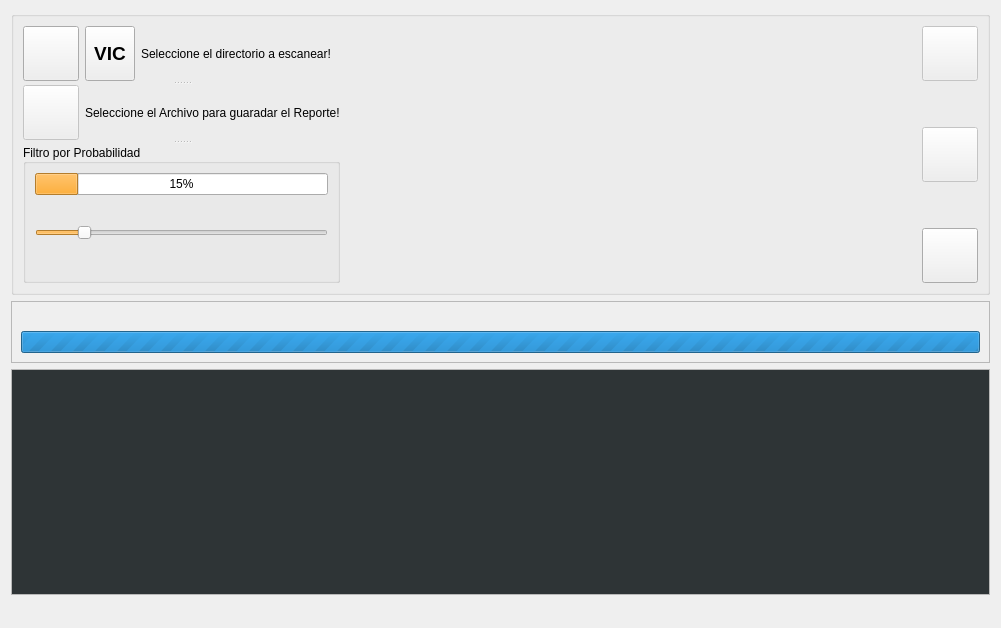
First picture: the form in src/ui/scann_ui/ui_nsfw_scann.ui, repository sclMAX/NsfwScannAndExplorer, before the edit.
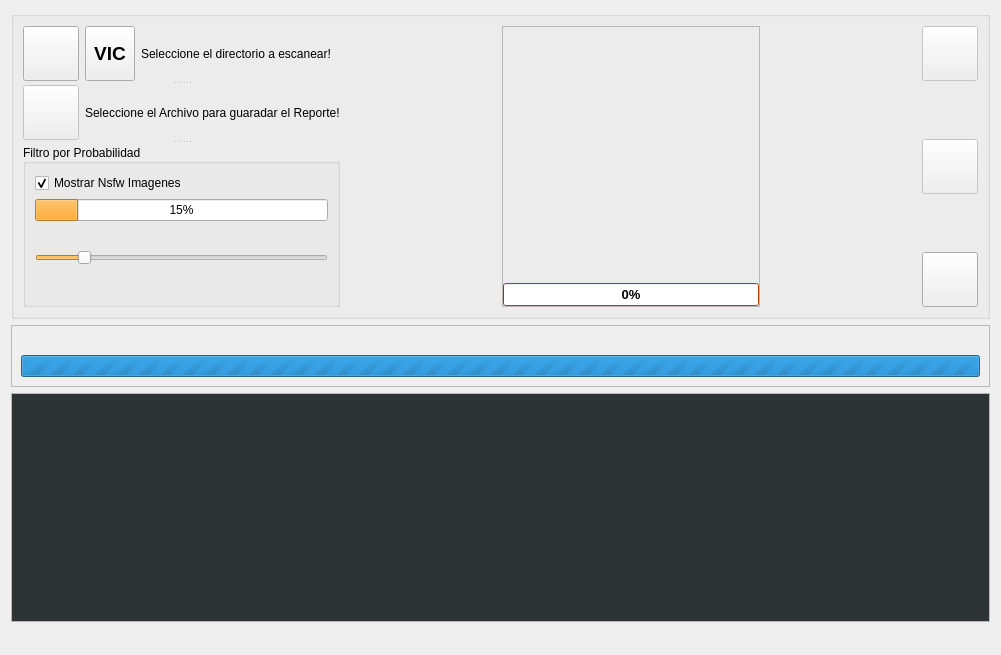
Second picture: the form after the edit. Icons and pictures are not drawn.

```diff
--- a/src/ui/scann_ui/ui_nsfw_scann.ui
+++ b/src/ui/scann_ui/ui_nsfw_scann.ui
@@ -10,7 +10,7 @@
     <x>0</x>
     <y>0</y>
     <width>1001</width>
-    <height>628</height>
+    <height>655</height>
    </rect>
   </property>
   <property name="sizePolicy">
@@ -263,6 +263,19 @@
           <property name="sizeConstraint">
            <enum>QLayout::SetDefaultConstraint</enum>
           </property>
+          <item>
+           <widget class="QCheckBox" name="chkShowImage">
+            <property name="toolTip">
+             <string>&lt;html&gt;&lt;head/&gt;&lt;body&gt;&lt;p&gt;Muestra una vista previa de las imagenes que esten por sobre la Probabilidad espesificada.&lt;/p&gt;&lt;/body&gt;&lt;/html&gt;</string>
+            </property>
+            <property name="text">
+             <string>Mostrar Nsfw Imagenes</string>
+            </property>
+            <property name="checked">
+             <bool>true</bool>
+            </property>
+           </widget>
+          </item>
           <item alignment="Qt::AlignTop">
            <widget class="QProgressBar" name="progressBarScore">
             <property name="palette">
@@ -375,16 +388,491 @@
        </spacer>
       </item>
       <item>
-       <widget class="QLabel" name="lblImage">
+       <widget class="QFrame" name="frameImage">
+        <property name="sizePolicy">
+         <sizepolicy hsizetype="Fixed" vsizetype="Expanding">
+          <horstretch>0</horstretch>
+          <verstretch>0</verstretch>
+         </sizepolicy>
+        </property>
         <property name="minimumSize">
          <size>
           <width>256</width>
           <height>256</height>
          </size>
         </property>
-        <property name="text">
-         <string/>
+        <property name="frameShape">
+         <enum>QFrame::StyledPanel</enum>
         </property>
+        <property name="frameShadow">
+         <enum>QFrame::Raised</enum>
+        </property>
+        <layout class="QVBoxLayout" name="verticalLayout_6">
+         <property name="spacing">
+          <number>0</number>
+         </property>
+         <property name="leftMargin">
+          <number>0</number>
+         </property>
+         <property name="topMargin">
+          <number>0</number>
+         </property>
+         <property name="rightMargin">
+          <number>0</number>
+         </property>
+         <property name="bottomMargin">
+          <number>0</number>
+         </property>
+         <item>
+          <layout class="QVBoxLayout" name="verticalLayout_5">
+           <item>
+            <widget class="QLabel" name="lblImage">
+             <property name="minimumSize">
+              <size>
+               <width>256</width>
+               <height>256</height>
+              </size>
+             </property>
+             <property name="text">
+              <string/>
+             </property>
+            </widget>
+           </item>
+           <item>
+            <widget class="QProgressBar" name="imageScore">
+             <property name="palette">
+              <palette>
+               <active>
+                <colorrole role="WindowText">
+                 <brush brushstyle="SolidPattern">
+                  <color alpha="255">
+                   <red>0</red>
+                   <green>0</green>
+                   <blue>0</blue>
+                  </color>
+                 </brush>
+                </colorrole>
+                <colorrole role="Button">
+                 <brush brushstyle="SolidPattern">
+                  <color alpha="255">
+                   <red>255</red>
+                   <green>85</green>
+                   <blue>0</blue>
+                  </color>
+                 </brush>
+                </colorrole>
+                <colorrole role="Light">
+                 <brush brushstyle="SolidPattern">
+                  <color alpha="255">
+                   <red>255</red>
+                   <green>170</green>
+                   <blue>127</blue>
+                  </color>
+                 </brush>
+                </colorrole>
+                <colorrole role="Midlight">
+                 <brush brushstyle="SolidPattern">
+                  <color alpha="255">
+                   <red>255</red>
+                   <green>127</green>
+                   <blue>63</blue>
+                  </color>
+                 </brush>
+                </colorrole>
+                <colorrole role="Dark">
+                 <brush brushstyle="SolidPattern">
+                  <color alpha="255">
+                   <red>127</red>
+                   <green>42</green>
+                   <blue>0</blue>
+                  </color>
+                 </brush>
+                </colorrole>
+                <colorrole role="Mid">
+                 <brush brushstyle="SolidPattern">
+                  <color alpha="255">
+                   <red>170</red>
+                   <green>56</green>
+                   <blue>0</blue>
+                  </color>
+                 </brush>
+                </colorrole>
+                <colorrole role="Text">
+                 <brush brushstyle="SolidPattern">
+                  <color alpha="255">
+                   <red>0</red>
+                   <green>0</green>
+                   <blue>0</blue>
+                  </color>
+                 </brush>
+                </colorrole>
+                <colorrole role="BrightText">
+                 <brush brushstyle="SolidPattern">
+                  <color alpha="255">
+                   <red>255</red>
+                   <green>255</green>
+                   <blue>255</blue>
+                  </color>
+                 </brush>
+                </colorrole>
+                <colorrole role="ButtonText">
+                 <brush brushstyle="SolidPattern">
+                  <color alpha="255">
+                   <red>0</red>
+                   <green>0</green>
+                   <blue>0</blue>
+                  </color>
+                 </brush>
+                </colorrole>
+                <colorrole role="Base">
+                 <brush brushstyle="SolidPattern">
+                  <color alpha="255">
+                   <red>255</red>
+                   <green>255</green>
+                   <blue>255</blue>
+                  </color>
+                 </brush>
+                </colorrole>
+                <colorrole role="Window">
+                 <brush brushstyle="SolidPattern">
+                  <color alpha="255">
+                   <red>255</red>
+                   <green>85</green>
+                   <blue>0</blue>
+                  </color>
+                 </brush>
+                </colorrole>
+                <colorrole role="Shadow">
+                 <brush brushstyle="SolidPattern">
+                  <color alpha="255">
+                   <red>0</red>
+                   <green>0</green>
+                   <blue>0</blue>
+                  </color>
+                 </brush>
+                </colorrole>
+                <colorrole role="AlternateBase">
+                 <brush brushstyle="SolidPattern">
+                  <color alpha="255">
+                   <red>255</red>
+                   <green>170</green>
+                   <blue>127</blue>
+                  </color>
+                 </brush>
+                </colorrole>
+                <colorrole role="ToolTipBase">
+                 <brush brushstyle="SolidPattern">
+                  <color alpha="255">
+                   <red>255</red>
+                   <green>255</green>
+                   <blue>220</blue>
+                  </color>
+                 </brush>
+                </colorrole>
+                <colorrole role="ToolTipText">
+                 <brush brushstyle="SolidPattern">
+                  <color alpha="255">
+                   <red>0</red>
+                   <green>0</green>
+                   <blue>0</blue>
+                  </color>
+                 </brush>
+                </colorrole>
+               </active>
+               <inactive>
+                <colorrole role="WindowText">
+                 <brush brushstyle="SolidPattern">
+                  <color alpha="255">
+                   <red>0</red>
+                   <green>0</green>
+                   <blue>0</blue>
+                  </color>
+                 </brush>
+                </colorrole>
+                <colorrole role="Button">
+                 <brush brushstyle="SolidPattern">
+                  <color alpha="255">
+                   <red>255</red>
+                   <green>85</green>
+                   <blue>0</blue>
+                  </color>
+                 </brush>
+                </colorrole>
+                <colorrole role="Light">
+                 <brush brushstyle="SolidPattern">
+                  <color alpha="255">
+                   <red>255</red>
+                   <green>170</green>
+                   <blue>127</blue>
+                  </color>
+                 </brush>
+                </colorrole>
+                <colorrole role="Midlight">
+                 <brush brushstyle="SolidPattern">
+                  <color alpha="255">
+                   <red>255</red>
+                   <green>127</green>
+                   <blue>63</blue>
+                  </color>
+                 </brush>
+                </colorrole>
+                <colorrole role="Dark">
+                 <brush brushstyle="SolidPattern">
+                  <color alpha="255">
+                   <red>127</red>
+                   <green>42</green>
+                   <blue>0</blue>
+                  </color>
+                 </brush>
+                </colorrole>
+                <colorrole role="Mid">
+                 <brush brushstyle="SolidPattern">
+                  <color alpha="255">
+                   <red>170</red>
+                   <green>56</green>
+                   <blue>0</blue>
+                  </color>
+                 </brush>
+                </colorrole>
+                <colorrole role="Text">
+                 <brush brushstyle="SolidPattern">
+                  <color alpha="255">
+                   <red>0</red>
+                   <green>0</green>
+                   <blue>0</blue>
+                  </color>
+                 </brush>
+                </colorrole>
+                <colorrole role="BrightText">
+                 <brush brushstyle="SolidPattern">
+                  <color alpha="255">
+                   <red>255</red>
+                   <green>255</green>
+                   <blue>255</blue>
+                  </color>
+                 </brush>
+                </colorrole>
+                <colorrole role="ButtonText">
+                 <brush brushstyle="SolidPattern">
+                  <color alpha="255">
+                   <red>0</red>
+                   <green>0</green>
+                   <blue>0</blue>
+                  </color>
+                 </brush>
+                </colorrole>
+                <colorrole role="Base">
+                 <brush brushstyle="SolidPattern">
+                  <color alpha="255">
+                   <red>255</red>
+                   <green>255</green>
+                   <blue>255</blue>
+                  </color>
+                 </brush>
+                </colorrole>
+                <colorrole role="Window">
+                 <brush brushstyle="SolidPattern">
+                  <color alpha="255">
+                   <red>255</red>
+                   <green>85</green>
+                   <blue>0</blue>
+                  </color>
+                 </brush>
+                </colorrole>
+                <colorrole role="Shadow">
+                 <brush brushstyle="SolidPattern">
+                  <color alpha="255">
+                   <red>0</red>
+                   <green>0</green>
+                   <blue>0</blue>
+                  </color>
+                 </brush>
+                </colorrole>
+                <colorrole role="AlternateBase">
+                 <brush brushstyle="SolidPattern">
+                  <color alpha="255">
+                   <red>255</red>
+                   <green>170</green>
+                   <blue>127</blue>
+                  </color>
+                 </brush>
+                </colorrole>
+                <colorrole role="ToolTipBase">
+                 <brush brushstyle="SolidPattern">
+                  <color alpha="255">
+                   <red>255</red>
+                   <green>255</green>
+                   <blue>220</blue>
+                  </color>
+                 </brush>
+                </colorrole>
+                <colorrole role="ToolTipText">
+                 <brush brushstyle="SolidPattern">
+                  <color alpha="255">
+                   <red>0</red>
+                   <green>0</green>
+                   <blue>0</blue>
+                  </color>
+                 </brush>
+                </colorrole>
+               </inactive>
+               <disabled>
+                <colorrole role="WindowText">
+                 <brush brushstyle="SolidPattern">
+                  <color alpha="255">
+                   <red>127</red>
+                   <green>42</green>
+                   <blue>0</blue>
+                  </color>
+                 </brush>
+                </colorrole>
+                <colorrole role="Button">
+                 <brush brushstyle="SolidPattern">
+                  <color alpha="255">
+                   <red>255</red>
+                   <green>85</green>
+                   <blue>0</blue>
+                  </color>
+                 </brush>
+                </colorrole>
+                <colorrole role="Light">
+                 <brush brushstyle="SolidPattern">
+                  <color alpha="255">
+                   <red>255</red>
+                   <green>170</green>
+                   <blue>127</blue>
+                  </color>
+                 </brush>
+                </colorrole>
+                <colorrole role="Midlight">
+                 <brush brushstyle="SolidPattern">
+                  <color alpha="255">
+                   <red>255</red>
+                   <green>127</green>
+                   <blue>63</blue>
+                  </color>
+                 </brush>
+                </colorrole>
+                <colorrole role="Dark">
+                 <brush brushstyle="SolidPattern">
+                  <color alpha="255">
+                   <red>127</red>
+                   <green>42</green>
+                   <blue>0</blue>
+                  </color>
+                 </brush>
+                </colorrole>
+                <colorrole role="Mid">
+                 <brush brushstyle="SolidPattern">
+                  <color alpha="255">
+                   <red>170</red>
+                   <green>56</green>
+                   <blue>0</blue>
+                  </color>
+                 </brush>
+                </colorrole>
+                <colorrole role="Text">
+                 <brush brushstyle="SolidPattern">
+                  <color alpha="255">
+                   <red>127</red>
+                   <green>42</green>
+                   <blue>0</blue>
+                  </color>
+                 </brush>
+                </colorrole>
+                <colorrole role="BrightText">
+                 <brush brushstyle="SolidPattern">
+                  <color alpha="255">
+                   <red>255</red>
+                   <green>255</green>
+                   <blue>255</blue>
+                  </color>
+                 </brush>
+                </colorrole>
+                <colorrole role="ButtonText">
+                 <brush brushstyle="SolidPattern">
+                  <color alpha="255">
+                   <red>127</red>
+                   <green>42</green>
+                   <blue>0</blue>
+                  </color>
+                 </brush>
+                </colorrole>
+                <colorrole role="Base">
+                 <brush brushstyle="SolidPattern">
+                  <color alpha="255">
+                   <red>255</red>
+                   <green>85</green>
+                   <blue>0</blue>
+                  </color>
+                 </brush>
+                </colorrole>
+                <colorrole role="Window">
+                 <brush brushstyle="SolidPattern">
+                  <color alpha="255">
+                   <red>255</red>
+                   <green>85</green>
+                   <blue>0</blue>
+                  </color>
+                 </brush>
+                </colorrole>
+                <colorrole role="Shadow">
+                 <brush brushstyle="SolidPattern">
+                  <color alpha="255">
+                   <red>0</red>
+                   <green>0</green>
+                   <blue>0</blue>
+                  </color>
+                 </brush>
+                </colorrole>
+                <colorrole role="AlternateBase">
+                 <brush brushstyle="SolidPattern">
+                  <color alpha="255">
+                   <red>255</red>
+                   <green>85</green>
+                   <blue>0</blue>
+                  </color>
+                 </brush>
+                </colorrole>
+                <colorrole role="ToolTipBase">
+                 <brush brushstyle="SolidPattern">
+                  <color alpha="255">
+                   <red>255</red>
+                   <green>255</green>
+                   <blue>220</blue>
+                  </color>
+                 </brush>
+                </colorrole>
+                <colorrole role="ToolTipText">
+                 <brush brushstyle="SolidPattern">
+                  <color alpha="255">
+                   <red>0</red>
+                   <green>0</green>
+                   <blue>0</blue>
+                  </color>
+                 </brush>
+                </colorrole>
+               </disabled>
+              </palette>
+             </property>
+             <property name="font">
+              <font>
+               <pointsize>10</pointsize>
+               <weight>75</weight>
+               <bold>true</bold>
+              </font>
+             </property>
+             <property name="value">
+              <number>0</number>
+             </property>
+             <property name="alignment">
+              <set>Qt::AlignCenter</set>
+             </property>
+            </widget>
+           </item>
+          </layout>
+         </item>
+        </layout>
        </widget>
       </item>
       <item>
```
